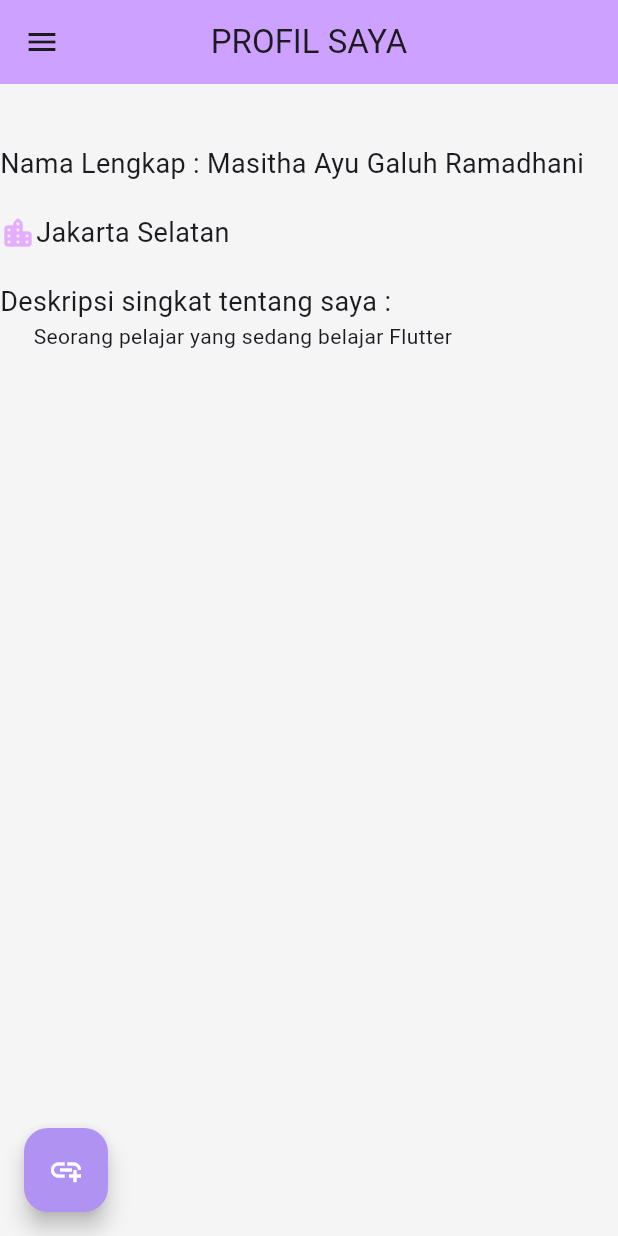
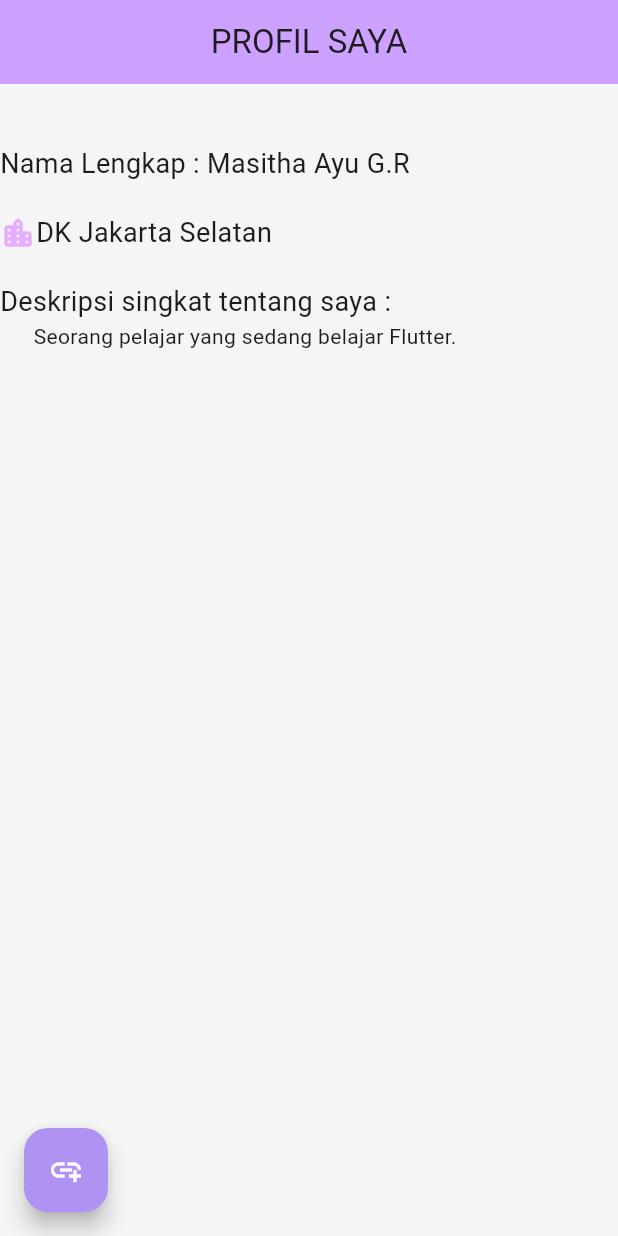
Before and after one commit to masithagaluh27/PPKD-Masitha-Flutter, a Flutter app: the screen it shows after launch, on a phone screen of 412 x 824 dp. Run offline on Flutter 3.47's test engine with Material 3 defaults, Android fonts, the phone set to English and light mode, and no system bars.

Commit message:
tugas 1 flutter

```diff
--- a/ppkd_flutter_masitha/lib/meet_1/tugas_1_flutter.dart
+++ b/ppkd_flutter_masitha/lib/meet_1/tugas_1_flutter.dart
@@ -8,41 +8,34 @@ class Tugas1Flutter extends StatelessWidget {
     return Scaffold(
       appBar: AppBar(
         backgroundColor: const Color.fromARGB(255, 205, 161, 255),
-        title: Text("PROFIL SAYA"), // Changed title to "Profil Saya"
+        title: const Text("PROFIL SAYA" ,),
         centerTitle: true,
       ),
-      drawer: Drawer(
-        child: Column(
-          mainAxisAlignment: MainAxisAlignment.start,
-          children: [
-            Row(children: [Text("Gambar 1")]),
-            Row(
-
-            )
-          ],
-        ),
-      ),
-      backgroundColor: Colors.grey[100], // Changed background color to white
+      backgroundColor: Colors.grey[100], // Background color
       floatingActionButton: FloatingActionButton(
         backgroundColor: const Color.fromARGB(255, 175, 146, 241),
-        child: Icon(Icons.add_link, color: Colors.white),
-        onPressed: () {},
+        child: const Icon(Icons.add_link, color: Colors.white),
+        onPressed: () {}, // Kosongkan dulu
       ),
       floatingActionButtonLocation: FloatingActionButtonLocation.startFloat,
       body: Column(
         mainAxisAlignment: MainAxisAlignment.start,
         crossAxisAlignment: CrossAxisAlignment.start,
-        children: [
+        children: const [
           Text(" "),
           Text(" "),
-          Text("Nama Lengkap : Masitha Ayu Galuh Ramadhani", style: TextStyle(fontSize: 18, fontWeight: FontWeight.w400),),
-          Text (" "),
-          Row(children:
-          [Icon(Icons.location_city_rounded , color: const Color.fromARGB(255, 229, 173, 255),), Text("Jakarta Selatan" , style:TextStyle (fontSize: 18, fontWeight: FontWeight.w400)),],),
-          Text (" "),
-          Text("Deskripsi singkat tentang saya : ", style: TextStyle(fontSize: 18, fontWeight: FontWeight.w400),),
-          Text("      Seorang pelajar yang sedang belajar Flutter", style: TextStyle(fontSize: 14, fontWeight: FontWeight.w400),),
-        ]
+          Text("Nama Lengkap : Masitha Ayu G.R", style: TextStyle(fontSize: 18, fontWeight: FontWeight.w400)),
+          Text(" "),
+          Row(
+            children: [
+              Icon(Icons.location_city_rounded, color: Color.fromARGB(255, 229, 173, 255)),
+              Text("DK Jakarta Selatan", style: TextStyle(fontSize: 18, fontWeight: FontWeight.w400)),
+            ],
+          ),
+          Text(" "),
+          Text("Deskripsi singkat tentang saya : ", style: TextStyle(fontSize: 18, fontWeight: FontWeight.w400)),
+          Text("      Seorang pelajar yang sedang belajar Flutter.", style: TextStyle(fontSize: 14, fontWeight: FontWeight.w400)),
+        ],
       ),
     );
   }
```
